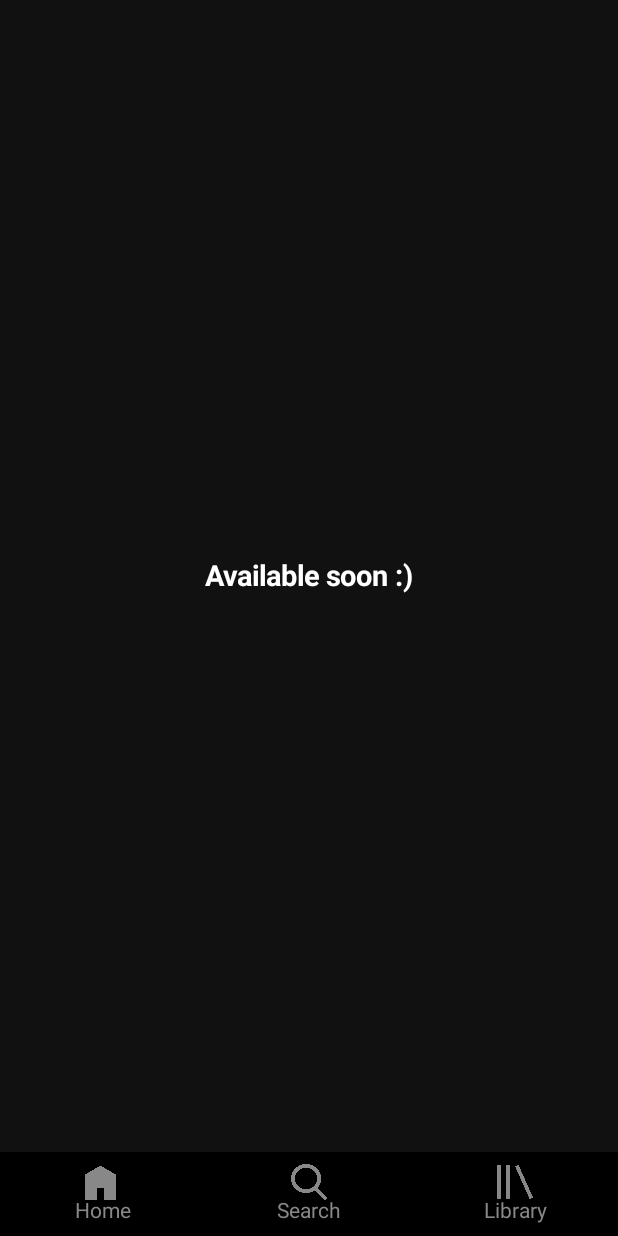
After one commit to yorickyeng/Chillify, an Android app built with Jetpack Compose: the SettingsScreen screen opened through its navigation route, on a phone screen of 412 x 824 dp. The commit adds this screen. Run offline under Robolectric (Android 15) with nearby library versions, the phone set to English and light mode, and no system bars; libraries missing offline, so code that uses them is left out: com.skydoves.landscapist; 1 statement that could not run was skipped.

Commit message:
v1.2 - Notifications and Settings screen

```diff
--- a/app/src/main/java/com/vk/chillify/MainActivity.kt
+++ b/app/src/main/java/com/vk/chillify/MainActivity.kt
@@ -7,14 +7,18 @@ import androidx.compose.foundation.layout.fillMaxSize
 import androidx.compose.foundation.layout.padding
 import androidx.compose.material3.Scaffold
 import androidx.compose.ui.Modifier
+import androidx.navigation.NavController
 import androidx.navigation.compose.NavHost
 import androidx.navigation.compose.composable
 import androidx.navigation.compose.rememberNavController
 import com.vk.chillify.presentation.home_screen.HomeScreen
 import com.vk.chillify.presentation.home_screen.HomeViewModelFactory
 import com.vk.chillify.presentation.library_screen.LibraryScreen
+import com.vk.chillify.presentation.notifications_screen.NotificationsScreen
 import com.vk.chillify.presentation.search_screen.SearchScreen
+import com.vk.chillify.presentation.settings_screen.SettingsScreen
 import com.vk.chillify.presentation.templates.navigation.BottomNavigationBar
+import com.vk.chillify.presentation.templates.navigation.Routes
 import javax.inject.Inject
 
 class MainActivity : ComponentActivity() {
@@ -38,9 +42,11 @@ class MainActivity : ComponentActivity() {
                         .padding(innerPadding)
                         .fillMaxSize()
                 ) {
-                    composable("Home") { HomeScreen(homeViewModelFactory = homeViewModelFactory) }
-                    composable("Search") { SearchScreen(homeViewModelFactory = homeViewModelFactory) }
-                    composable("Library") { LibraryScreen() }
+                    composable(Routes.Home.route) { HomeScreen(navController, homeViewModelFactory) }
+                    composable(Routes.Search.route) { SearchScreen(navController, homeViewModelFactory) }
+                    composable(Routes.Library.route) { LibraryScreen(navController) }
+                    composable(Routes.Settings.route) { SettingsScreen() }
+                    composable(Routes.Notifications.route) { NotificationsScreen() }
                 }
             }
         }
--- a/app/src/main/java/com/vk/chillify/data/datasource/remote/SpotifyApiService.kt
+++ b/app/src/main/java/com/vk/chillify/data/datasource/remote/SpotifyApiService.kt
@@ -3,10 +3,12 @@ package com.vk.chillify.data.datasource.remote
 import com.vk.chillify.data.model.ArtistResponse
 import retrofit2.http.GET
 import retrofit2.http.Header
+import retrofit2.http.Path
 
 interface SpotifyApiService {
-    @GET("v1/artists/3m6alJyeKYSCZ8078ttfaH")
+    @GET("v1/artists/{id}")
     suspend fun getArtist(
-        @Header("Authorization") authHeader: String
+        @Header("Authorization") authHeader: String,
+        @Path("id") artistId: String
     ): ArtistResponse
 }
--- a/app/src/main/java/com/vk/chillify/presentation/home_screen/HomeScreen.kt
+++ b/app/src/main/java/com/vk/chillify/presentation/home_screen/HomeScreen.kt
@@ -23,6 +23,7 @@ import androidx.compose.ui.res.painterResource
 import androidx.compose.ui.unit.dp
 import androidx.compose.ui.unit.sp
 import androidx.lifecycle.viewmodel.compose.viewModel
+import androidx.navigation.NavController
 import com.vk.chillify.R
 import com.vk.chillify.presentation.templates.Header
 import com.vk.chillify.presentation.templates.HorizontalFramesRow
@@ -30,7 +31,7 @@ import com.vk.chillify.presentation.templates.SongCover
 import com.vk.chillify.presentation.templates.SongsSection
 
 @Composable
-fun HomeScreen(homeViewModelFactory: HomeViewModelFactory) {
+fun HomeScreen(navController: NavController, homeViewModelFactory: HomeViewModelFactory) {
 
     val viewModel: HomeViewModel = viewModel(
         factory = homeViewModelFactory
@@ -49,7 +50,7 @@ fun HomeScreen(homeViewModelFactory: HomeViewModelFactory) {
                 .weight(1f)
                 .padding(horizontal = 10.dp)
         ) {
-            item { Header() }
+            item { Header(navController) }
             item { SongsSection("First", artist.artistName, artist.artistImageUrl) }
             item { SpotifyWrappedSection(artist.artistName, artist.artistImageUrl) }
             item { SongsSection("Editor's picks", artist.artistName, artist.artistImageUrl) }
--- a/app/src/main/java/com/vk/chillify/presentation/library_screen/LibraryScreen.kt
+++ b/app/src/main/java/com/vk/chillify/presentation/library_screen/LibraryScreen.kt
@@ -14,10 +14,11 @@ import androidx.compose.ui.graphics.Color
 import androidx.compose.ui.text.font.FontWeight
 import androidx.compose.ui.unit.dp
 import androidx.compose.ui.unit.sp
+import androidx.navigation.NavController
 import com.vk.chillify.presentation.templates.Header
 
 @Composable
-fun LibraryScreen() {
+fun LibraryScreen(navController: NavController) {
     Column(
         modifier = Modifier
             .fillMaxSize()
@@ -30,7 +31,7 @@ fun LibraryScreen() {
                 .weight(1f)
                 .padding(horizontal = 10.dp)
         ) {
-            item { Header() }
+            item { Header(navController) }
             item {
                 Text(
                     text = "You're fucking library here",
--- a/app/src/main/java/com/vk/chillify/presentation/search_screen/SearchScreen.kt
+++ b/app/src/main/java/com/vk/chillify/presentation/search_screen/SearchScreen.kt
@@ -14,6 +14,7 @@ import androidx.compose.ui.Modifier
 import androidx.compose.ui.graphics.Color
 import androidx.compose.ui.unit.dp
 import androidx.lifecycle.viewmodel.compose.viewModel
+import androidx.navigation.NavController
 import com.vk.chillify.presentation.home_screen.HomeViewModel
 import com.vk.chillify.presentation.home_screen.HomeViewModelFactory
 import com.vk.chillify.presentation.templates.Header
@@ -22,7 +23,7 @@ import com.vk.chillify.presentation.templates.SongCover
 import com.vk.chillify.presentation.templates.SongsSection
 
 @Composable
-fun SearchScreen(homeViewModelFactory: HomeViewModelFactory) {
+fun SearchScreen(navController: NavController, homeViewModelFactory: HomeViewModelFactory) {
 
     val viewModel: HomeViewModel = viewModel(
         factory = homeViewModelFactory
@@ -41,7 +42,7 @@ fun SearchScreen(homeViewModelFactory: HomeViewModelFactory) {
                 .weight(1f)
                 .padding(horizontal = 10.dp)
         ) {
-            item { Header() }
+            item { Header(navController) }
             item { SongsSection("Search)))))", artist.artistName, artist.artistImageUrl) }
             repeat(10) {
                 item { HorizontalFramesRow { SongCover(artist.artistName, artist.artistImageUrl) } }
--- /dev/null
+++ b/app/src/main/java/com/vk/chillify/presentation/settings_screen/SettingsScreen.kt
@@ -0,0 +1,29 @@
+package com.vk.chillify.presentation.settings_screen
+
+import androidx.compose.foundation.background
+import androidx.compose.foundation.layout.Box
+import androidx.compose.foundation.layout.fillMaxSize
+import androidx.compose.material3.Text
+import androidx.compose.runtime.Composable
+import androidx.compose.ui.Alignment
+import androidx.compose.ui.Modifier
+import androidx.compose.ui.graphics.Color
+import androidx.compose.ui.text.font.FontWeight
+import androidx.compose.ui.unit.sp
+
+@Composable
+fun SettingsScreen() {
+    Box(
+        modifier = Modifier
+            .fillMaxSize()
+            .background(Color(0xFF121111))
+    ) {
+        Text(
+            text = "Available soon :)",
+            modifier = Modifier.align(Alignment.Center),
+            color = Color.White,
+            fontSize = 19.sp,
+            fontWeight = FontWeight.Bold,
+        )
+    }
+}
--- a/app/src/main/java/com/vk/chillify/presentation/templates/Header.kt
+++ b/app/src/main/java/com/vk/chillify/presentation/templates/Header.kt
@@ -6,6 +6,7 @@ import androidx.compose.foundation.layout.fillMaxWidth
 import androidx.compose.foundation.layout.padding
 import androidx.compose.foundation.layout.size
 import androidx.compose.material3.Icon
+import androidx.compose.material3.IconButton
 import androidx.compose.material3.Text
 import androidx.compose.runtime.Composable
 import androidx.compose.ui.Alignment
@@ -15,10 +16,13 @@ import androidx.compose.ui.res.painterResource
 import androidx.compose.ui.text.font.FontWeight
 import androidx.compose.ui.unit.dp
 import androidx.compose.ui.unit.sp
+import androidx.navigation.NavController
 import com.vk.chillify.R
+import com.vk.chillify.presentation.templates.navigation.Routes
 
 @Composable
-fun Header() {
+fun Header(navController: NavController) {
+
     Row(
         verticalAlignment = Alignment.CenterVertically,
         modifier = Modifier
@@ -37,12 +41,28 @@ fun Header() {
             horizontalArrangement = Arrangement.spacedBy(20.dp),
             verticalAlignment = Alignment.CenterVertically
         ) {
+            IconButton(
+                onClick = {
+                    navController.navigate(Routes.Notifications.route) {
+                        launchSingleTop = true
+                    }
+                }
+            ) {
                 Icon(
                     painter = painterResource(R.drawable.notifications),
                     contentDescription = "Notifications",
                     tint = Color.White,
                     modifier = Modifier.size(25.dp)
                 )
+            }
+
+            IconButton(
+                onClick = {
+                    navController.navigate(Routes.Settings.route) {
+                        launchSingleTop = true
+                    }
+                }
+            ) {
                 Icon(
                     painter = painterResource(R.drawable.settings),
                     contentDescription = "Settings",
@@ -52,3 +72,4 @@ fun Header() {
             }
         }
     }
+}
```
Also changed, not shown: app/src/main/java/com/vk/chillify/data/repository/SpotifyRepositoryImpl.kt (+16 -6 lines), app/src/main/java/com/vk/chillify/presentation/notifications_screen/NotificationsScreen.kt (added, +29 -0 lines), app/src/main/java/com/vk/chillify/presentation/templates/navigation/TopLevelRoute.kt (+9 -0 lines). Lines whose indentation alone changed are shown as unchanged.
